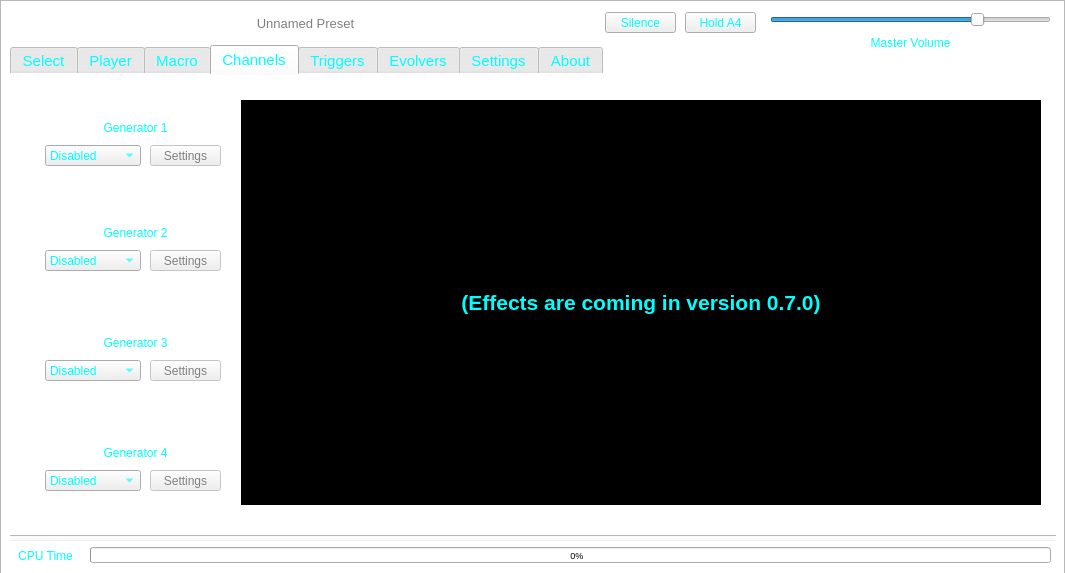
First picture: the form in ui/sbmain/soundbenchmain.ui, repository TheDaemoness/Soundbench, before the edit.
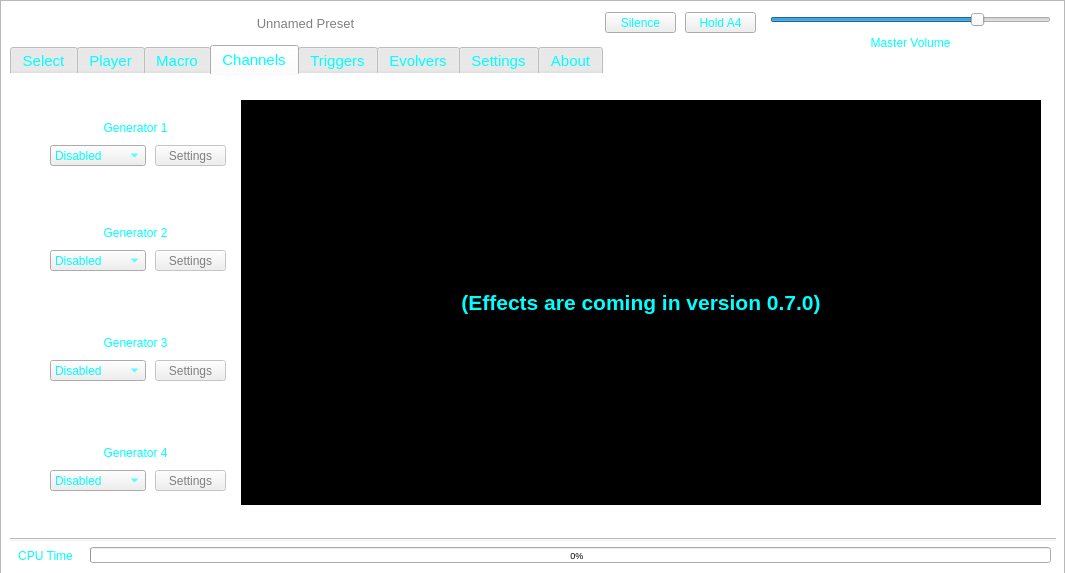
Second picture: the form after the edit. The open tabs and pages were chosen to show the change. Icons and pictures are not drawn.

Commit message: Removed some dead code and adjusted some UI elements.

```diff
--- a/ui/sbmain/soundbenchmain.ui
+++ b/ui/sbmain/soundbenchmain.ui
@@ -1191,8 +1191,8 @@
      <widget class="QGraphicsView" name="channelsBackdrop">
       <property name="geometry">
        <rect>
-        <x>-5</x>
-        <y>-5</y>
+        <x>-2</x>
+        <y>-2</y>
         <width>1056</width>
         <height>466</height>
        </rect>
@@ -1212,7 +1212,7 @@
       </property>
       <property name="geometry">
        <rect>
-        <x>140</x>
+        <x>145</x>
         <y>70</y>
         <width>71</width>
         <height>21</height>
@@ -1236,7 +1236,7 @@
       </property>
       <property name="geometry">
        <rect>
-        <x>140</x>
+        <x>145</x>
         <y>175</y>
         <width>71</width>
         <height>21</height>
@@ -1260,7 +1260,7 @@
       </property>
       <property name="geometry">
        <rect>
-        <x>140</x>
+        <x>145</x>
         <y>285</y>
         <width>71</width>
         <height>21</height>
@@ -1284,7 +1284,7 @@
       </property>
       <property name="geometry">
        <rect>
-        <x>140</x>
+        <x>145</x>
         <y>395</y>
         <width>71</width>
         <height>21</height>
@@ -1344,7 +1344,7 @@
      <widget class="QComboBox" name="gener1TypeBox">
       <property name="geometry">
        <rect>
-        <x>35</x>
+        <x>40</x>
         <y>70</y>
         <width>96</width>
         <height>21</height>
@@ -1367,7 +1367,7 @@
      <widget class="QComboBox" name="gener2TypeBox">
       <property name="geometry">
        <rect>
-        <x>35</x>
+        <x>40</x>
         <y>175</y>
         <width>96</width>
         <height>21</height>
@@ -1390,7 +1390,7 @@
      <widget class="QComboBox" name="gener3TypeBox">
       <property name="geometry">
        <rect>
-        <x>35</x>
+        <x>40</x>
         <y>285</y>
         <width>96</width>
         <height>21</height>
@@ -1413,7 +1413,7 @@
      <widget class="QComboBox" name="gener4TypeBox">
       <property name="geometry">
        <rect>
-        <x>35</x>
+        <x>40</x>
         <y>395</y>
         <width>96</width>
         <height>21</height>
```
Left out of the diff: 2 changed lines with no effect on the pictures. The commit also changes 4 other files.
